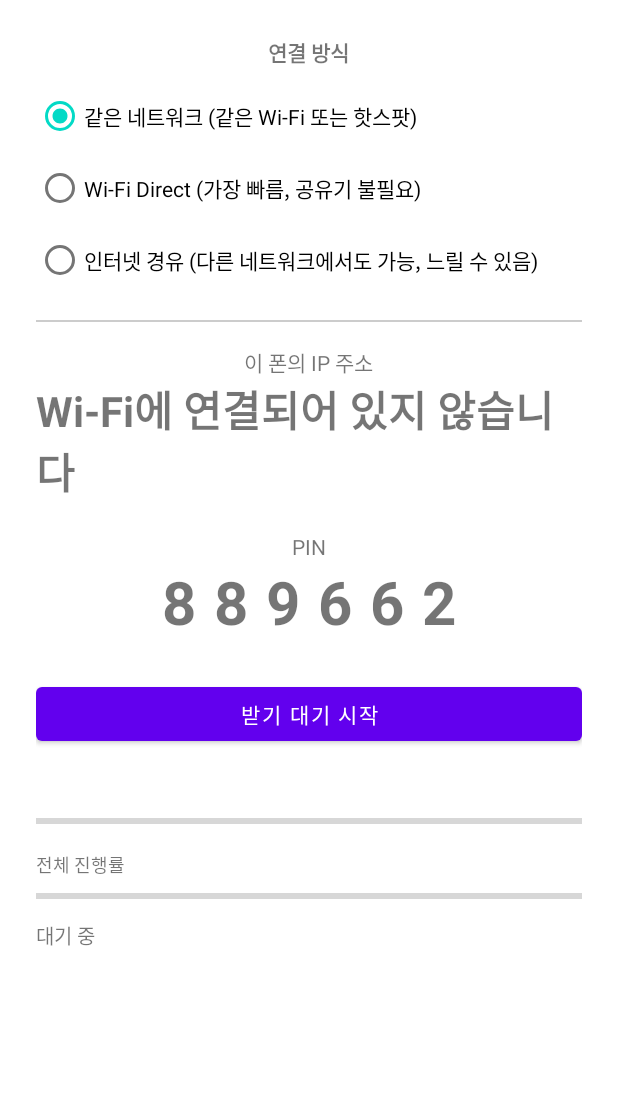
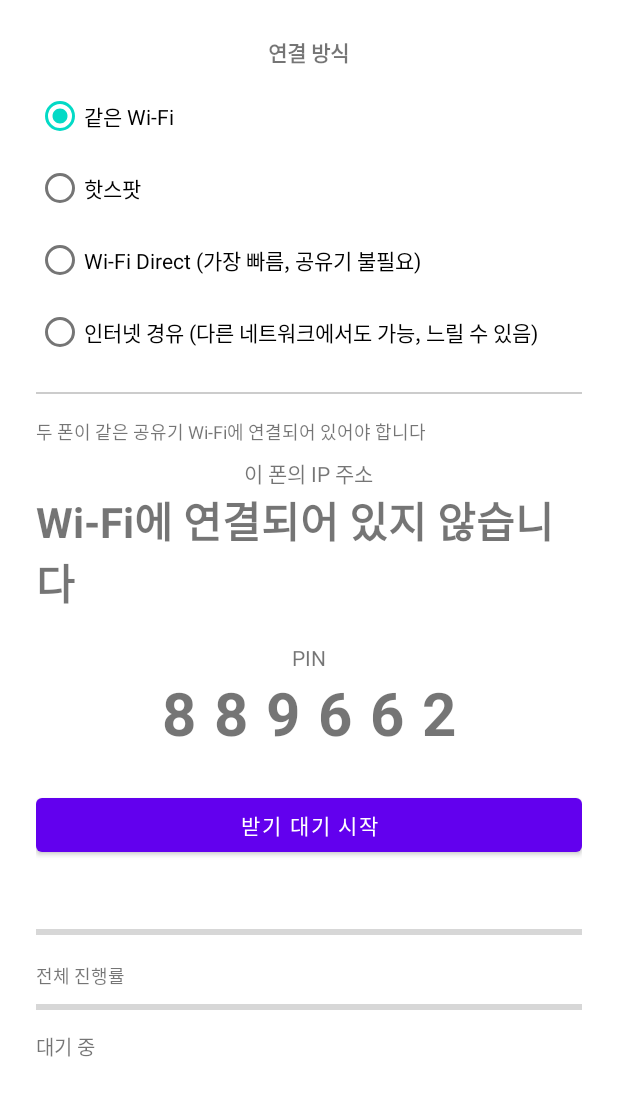
Before and after one commit to allpe409/hp_remote, an Android app: the ReceiveActivity screen opened directly, with no data from a screen before it, on a phone screen of 412 x 824 dp. Shown: the top 1096 px of the screen. Run offline under Robolectric (Android 15) with nearby library versions, the phone set to English and light mode, and no system bars.

Commit message:
Split same-Wi-Fi and hotspot into separate options; fix relay compile error
Show "같은 Wi-Fi" and "핫스팟" as two distinct radio buttons instead of one
combined "같은 네트워크" choice, per request - both still map to the same
underlying local-network transport (LocalServerAcceptor/LocalConnector),
only the label and hint text differ.

Also fixes a CI compile failure from the previous commit:
RelaySocketDuplex used a local `lateinit var duplex` and referenced
`::duplex.isInitialized` from inside a nested WebSocketListener object,
which the Kotlin compiler rejects ("References to variables and
parameters are unsupported in this context"). Replaced with a plain
nullable var captured by the closure instead.

```diff
--- a/android/clone/src/main/java/com/hpremote/clone/ReceiveActivity.kt
+++ b/android/clone/src/main/java/com/hpremote/clone/ReceiveActivity.kt
@@ -54,6 +54,11 @@ class ReceiveActivity : AppCompatActivity() {
             binding.layoutLocalReceive.visibility = if (selectedMethod == ConnectionMethod.LOCAL_NETWORK) View.VISIBLE else View.GONE
             binding.layoutWifiDirectReceive.visibility = if (selectedMethod == ConnectionMethod.WIFI_DIRECT) View.VISIBLE else View.GONE
             binding.layoutRelayReceive.visibility = if (selectedMethod == ConnectionMethod.RELAY) View.VISIBLE else View.GONE
+            if (checkedId == binding.radioHotspotReceive.id) {
+                binding.textLocalHintReceive.text = "한쪽 폰에서 개인 핫스팟을 켜고 다른 폰이 그 핫스팟에 접속하세요"
+            } else {
+                binding.textLocalHintReceive.text = "두 폰이 같은 공유기 Wi-Fi에 연결되어 있어야 합니다"
+            }
         }
 
         binding.btnStartServer.setOnClickListener {
--- a/android/clone/src/main/java/com/hpremote/clone/SendActivity.kt
+++ b/android/clone/src/main/java/com/hpremote/clone/SendActivity.kt
@@ -85,6 +85,11 @@ class SendActivity : AppCompatActivity() {
             binding.layoutLocalSend.visibility = if (selectedMethod == ConnectionMethod.LOCAL_NETWORK) View.VISIBLE else View.GONE
             binding.layoutWifiDirectSend.visibility = if (selectedMethod == ConnectionMethod.WIFI_DIRECT) View.VISIBLE else View.GONE
             binding.layoutRelaySend.visibility = if (selectedMethod == ConnectionMethod.RELAY) View.VISIBLE else View.GONE
+            if (checkedId == binding.radioHotspotSend.id) {
+                binding.textLocalHintSend.text = "한쪽 폰에서 개인 핫스팟을 켜고 다른 폰이 그 핫스팟에 접속하세요"
+            } else {
+                binding.textLocalHintSend.text = "두 폰이 같은 공유기 Wi-Fi에 연결되어 있어야 합니다"
+            }
         }
 
         binding.btnConnectSend.setOnClickListener {
--- a/android/clone/src/main/res/layout/activity_receive.xml
+++ b/android/clone/src/main/res/layout/activity_receive.xml
@@ -25,11 +25,17 @@
             android:layout_marginTop="8dp">
 
             <RadioButton
-                android:id="@+id/radio_local_receive"
+                android:id="@+id/radio_wifi_receive"
                 android:layout_width="match_parent"
                 android:layout_height="wrap_content"
                 android:checked="true"
-                android:text="같은 네트워크 (같은 Wi-Fi 또는 핫스팟)" />
+                android:text="같은 Wi-Fi" />
+
+            <RadioButton
+                android:id="@+id/radio_hotspot_receive"
+                android:layout_width="match_parent"
+                android:layout_height="wrap_content"
+                android:text="핫스팟" />
 
             <RadioButton
                 android:id="@+id/radio_wifi_direct_receive"
@@ -60,8 +66,16 @@
             android:gravity="center_horizontal">
 
             <TextView
+                android:id="@+id/text_local_hint_receive"
+                android:layout_width="match_parent"
+                android:layout_height="wrap_content"
+                android:text="두 폰이 같은 공유기 Wi-Fi에 연결되어 있어야 합니다"
+                android:textSize="12sp" />
+
+            <TextView
                 android:layout_width="wrap_content"
                 android:layout_height="wrap_content"
+                android:layout_marginTop="8dp"
                 android:text="이 폰의 IP 주소"
                 android:textSize="14sp" />
 
```
Also changed, not shown: android/clone/src/main/java/com/hpremote/clone/transfer/relay/RelaySocketDuplex.kt (+7 -3 lines), android/clone/src/main/res/layout/activity_send.xml (+16 -2 lines).
